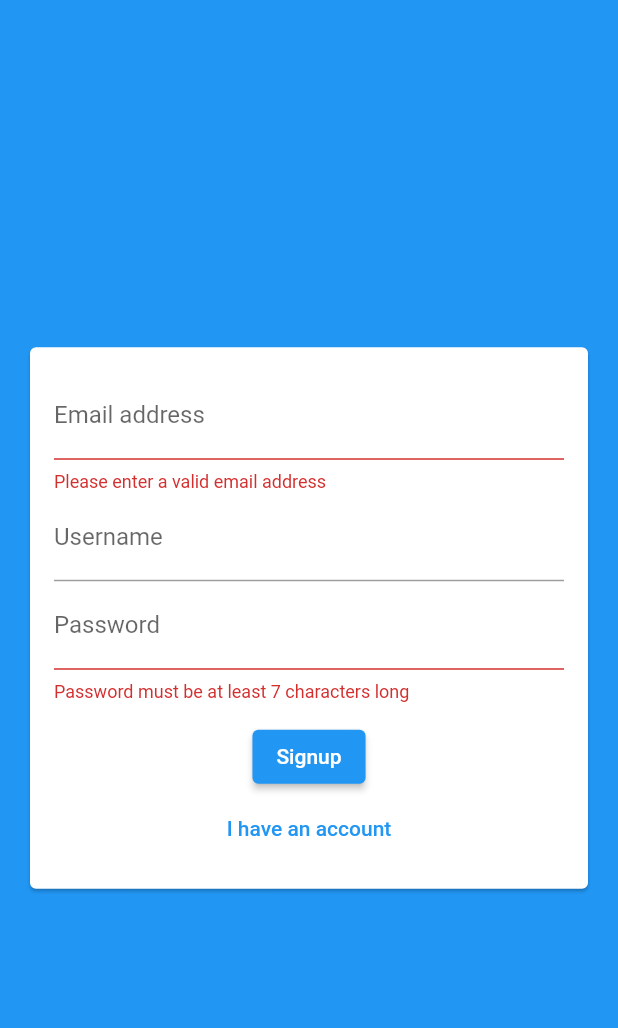
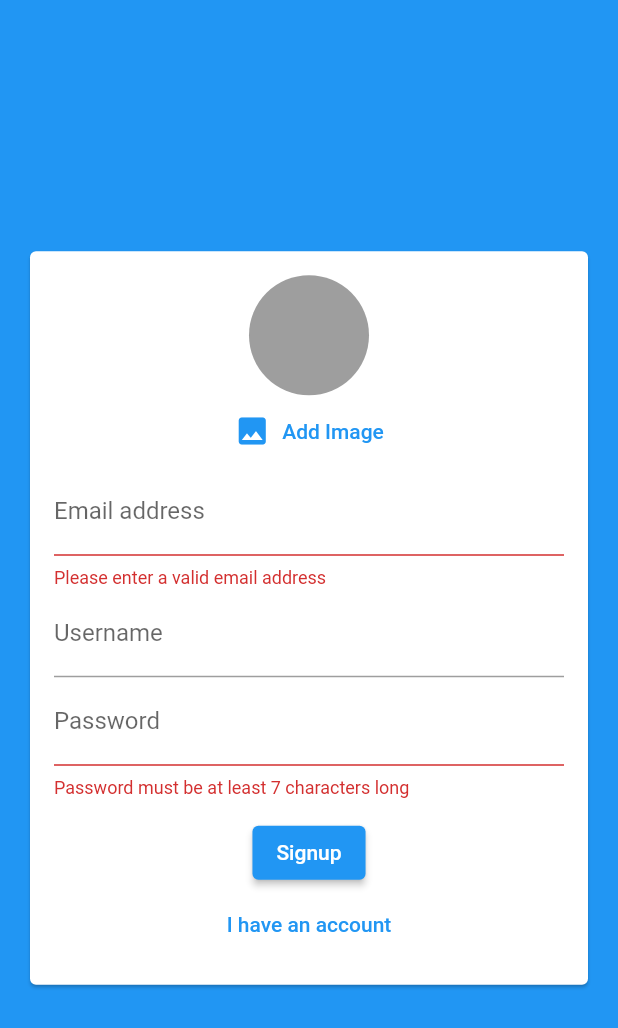
Before and after one commit to bunyawats/flutter_dart_complete_guide, a Flutter app: the AuthScreen screen opened directly, after a tap on "Login", after a tap on "Create new account", on a phone screen of 412 x 824 dp. Shown: the top 1028 px of the screen. Run offline on Flutter 3.47's test engine with Material 2 defaults, Android fonts, the phone set to English and light mode, and no system bars; our stand-ins replace cloud_firestore, firebase_auth, firebase_core, google_maps_flutter, image_picker, location and 2 more; missing offline and left inert: cloud_firestore_web, firebase_auth_web, firebase_core_web, firebase_storage_web, image_picker_for_web, location_web and 1 more; accounts and stored records are empty.

Commit message:
checkpoint 337. Adding an Image Picker

```diff
--- a/lib/chat_app/widgets/auth_form.dart
+++ b/lib/chat_app/widgets/auth_form.dart
@@ -1,4 +1,6 @@
 import 'package:flutter/material.dart';
+
+import '../widgets/user_image_picker.dart';
 
 class AuthForm extends StatefulWidget {
   final void Function(
@@ -54,6 +56,7 @@ class _AuthFormState extends State<AuthForm> {
               child: Column(
                 mainAxisSize: MainAxisSize.min,
                 children: <Widget>[
+                  if (!_isLogin) UserImagePicker(),
                   TextFormField(
                     key: ValueKey('email'),
                     validator: (value) {
--- /dev/null
+++ b/lib/chat_app/widgets/user_image_picker.dart
@@ -0,0 +1,53 @@
+import 'dart:io';
+
+import 'package:flutter/material.dart';
+import 'package:image_picker/image_picker.dart';
+
+class UserImagePicker extends StatefulWidget {
+  const UserImagePicker({Key? key}) : super(key: key);
+
+  @override
+  _UserImagePickerState createState() => _UserImagePickerState();
+}
+
+class _UserImagePickerState extends State<UserImagePicker> {
+  File? _pickedImage;
+
+  void _pickImage() async {
+    final imagePicker = ImagePicker();
+    final pickedImageFile = await imagePicker.pickImage(
+      source: ImageSource.camera,
+      //   maxWidth: 600,
+    );
+
+    if (pickedImageFile == null) {
+      return;
+    }
+
+    setState(() {
+      _pickedImage = File(pickedImageFile.path);
+    });
+  }
+
+  @override
+  Widget build(BuildContext context) {
+    return Column(
+      children: <Widget>[
+        CircleAvatar(
+          radius: 40,
+          backgroundColor: Colors.grey,
+          backgroundImage:
+              (_pickedImage != null) ? FileImage(_pickedImage!) : null,
+        ),
+        TextButton.icon(
+          style: TextButton.styleFrom(
+            primary: Theme.of(context).primaryColor,
+          ),
+          onPressed: _pickImage,
+          icon: Icon(Icons.image),
+          label: Text('Add Image'),
+        ),
+      ],
+    );
+  }
+}
```
Also changed, not shown: 1 other file.
